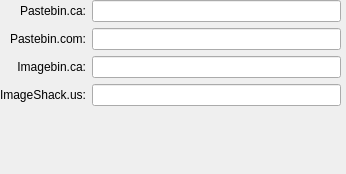
Before: the Qt Designer form applets/pastebin/pastebinServersConfig.ui in KDE/kdeplasma-addons, drawn with Qt 5.
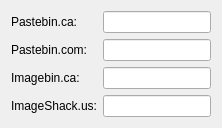
After: the same form once the commit is applied. Custom widgets are drawn as their Qt base class.

Commit message: Form layout is a friend (killing a grid layout + custom label alignament).

Patch:
```diff
--- a/applets/pastebin/pastebinServersConfig.ui
+++ b/applets/pastebin/pastebinServersConfig.ui
@@ -1,102 +1,51 @@
 <ui version="4.0" >
  <class>pastebinServersConfig</class>
- <widget class="QWidget" name="pastebinServersConfig" >
-  <property name="geometry" >
-   <rect>
-    <x>0</x>
-    <y>0</y>
-    <width>346</width>
-    <height>174</height>
-   </rect>
-  </property>
-  <property name="sizePolicy" >
-   <sizepolicy vsizetype="Fixed" hsizetype="Fixed" >
-    <horstretch>0</horstretch>
-    <verstretch>0</verstretch>
-   </sizepolicy>
-  </property>
-  <property name="minimumSize" >
-   <size>
-    <width>346</width>
-    <height>174</height>
-   </size>
-  </property>
-  <property name="maximumSize" >
-   <size>
-    <width>346</width>
-    <height>174</height>
-   </size>
-  </property>
-  <property name="windowTitle" >
+ <widget class="QWidget" name="pastebinServersConfig">
+  <property name="windowTitle">
    <string>Pastebin Server Config Dialog</string>
   </property>
-  <widget class="QWidget" name="gridLayoutWidget" >
-   <property name="geometry" >
-    <rect>
-     <x>0</x>
-     <y>0</y>
-     <width>341</width>
-     <height>171</height>
-    </rect>
-   </property>
-   <layout class="QGridLayout" name="gridLayout" >
-    <property name="sizeConstraint" >
-     <enum>QLayout::SetMaximumSize</enum>
-    </property>
-    <item row="0" column="0" >
-     <widget class="QLabel" name="label" >
-      <property name="text" >
+  <layout class="QFormLayout" name="formLayout">
+   <item row="0" column="0">
+    <widget class="QLabel" name="label">
+     <property name="text">
        <string>Pastebin.ca:</string>
       </property>
-      <property name="alignment" >
-       <set>Qt::AlignRight|Qt::AlignTrailing|Qt::AlignVCenter</set>
-      </property>
-     </widget>
-    </item>
-    <item row="1" column="0" >
-     <widget class="QLabel" name="label_2" >
-      <property name="text" >
+    </widget>
+   </item>
+   <item row="0" column="1">
+    <widget class="KLineEdit" name="pastebinca"/>
+   </item>
+   <item row="1" column="0">
+    <widget class="QLabel" name="label_2">
+     <property name="text">
        <string>Pastebin.com:</string>
       </property>
-      <property name="alignment" >
-       <set>Qt::AlignRight|Qt::AlignTrailing|Qt::AlignVCenter</set>
-      </property>
-     </widget>
-    </item>
-    <item row="0" column="2" >
-     <widget class="KLineEdit" name="pastebinca" />
-    </item>
-    <item row="1" column="2" >
-     <widget class="KLineEdit" name="pastebincom" />
-    </item>
-    <item row="3" column="0" >
-     <widget class="QLabel" name="label_3" >
-      <property name="text" >
-       <string>ImageShack.us:</string>
-      </property>
-      <property name="alignment" >
-       <set>Qt::AlignRight|Qt::AlignTrailing|Qt::AlignVCenter</set>
-      </property>
-     </widget>
-    </item>
-    <item row="2" column="0" >
-     <widget class="QLabel" name="label_6" >
-      <property name="text" >
+    </widget>
+   </item>
+   <item row="1" column="1">
+    <widget class="KLineEdit" name="pastebincom"/>
+   </item>
+   <item row="2" column="0">
+    <widget class="QLabel" name="label_6">
+     <property name="text">
        <string>Imagebin.ca:</string>
       </property>
-      <property name="alignment" >
-       <set>Qt::AlignRight|Qt::AlignTrailing|Qt::AlignVCenter</set>
+    </widget>
+   </item>
+   <item row="2" column="1">
+    <widget class="KLineEdit" name="imagebinca"/>
+   </item>
+   <item row="3" column="0">
+    <widget class="QLabel" name="label_3">
+     <property name="text">
+      <string>ImageShack.us:</string>
       </property>
      </widget>
     </item>
-    <item row="2" column="2" >
-     <widget class="KLineEdit" name="imagebinca" />
-    </item>
-    <item row="3" column="2" >
-     <widget class="KLineEdit" name="imageshack" />
-    </item>
-   </layout>
-  </widget>
+   <item row="3" column="1">
+    <widget class="KLineEdit" name="imageshack"/>
+   </item>
+  </layout>
  </widget>
  <customwidgets>
   <customwidget>
```
Left out of the diff: 3 changed lines with no effect on the pictures. Lines whose indentation alone changed are shown as unchanged.
